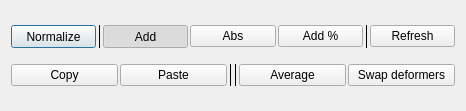
Above: scripts/mWeightEditor/ui/weightEditorWidget.ui from tbttfox/blurWeightModule_cleanup before the change. Below: the same form after it.
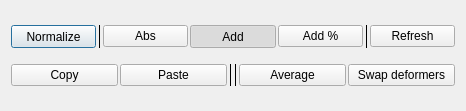
That is the form after the change.

Commit message: a little bit of UI adjustments

What changed in the file:
```diff
--- a/scripts/mWeightEditor/ui/weightEditorWidget.ui
+++ b/scripts/mWeightEditor/ui/weightEditorWidget.ui
@@ -60,6 +60,22 @@
           </property>
          </widget>
         </item>
+        <item>
+         <widget class="QPushButton" name="absBTN">
+          <property name="text">
+           <string>Abs</string>
+          </property>
+          <property name="checkable">
+           <bool>true</bool>
+          </property>
+          <property name="checked">
+           <bool>false</bool>
+          </property>
+          <property name="autoExclusive">
+           <bool>true</bool>
+          </property>
+         </widget>
+        </item>
         <item>
          <widget class="QPushButton" name="addBTN">
           <property name="minimumSize">
@@ -82,22 +98,6 @@
           </property>
          </widget>
         </item>
-        <item>
-         <widget class="QPushButton" name="absBTN">
-          <property name="text">
-           <string>Abs</string>
-          </property>
-          <property name="checkable">
-           <bool>true</bool>
-          </property>
-          <property name="checked">
-           <bool>false</bool>
-          </property>
-          <property name="autoExclusive">
-           <bool>true</bool>
-          </property>
-         </widget>
-        </item>
         <item>
          <widget class="QPushButton" name="addPercBTN">
           <property name="text">
```
The commit also changes 2 other files.
